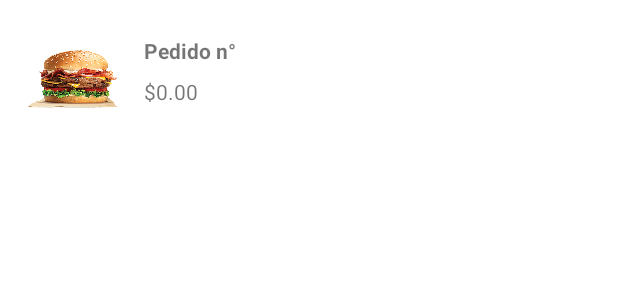
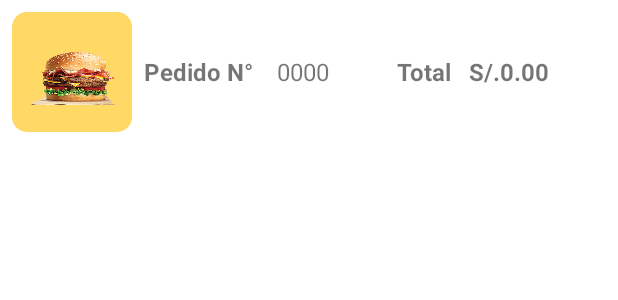
Before and after one commit to Longobardi-19/FastFood, an Android app: the layout item_order.xml on its own in the app's theme, with its tools: preview values and no code run, on a phone screen of 412 x 824 dp. Shown: the top 300 px of the screen. Run offline under Robolectric (Android 15) with nearby library versions, the phone set to English and light mode, and no system bars.

Commit message:
avance 1.9.3

```diff
--- a/app/src/main/res/layout/item_order.xml
+++ b/app/src/main/res/layout/item_order.xml
@@ -1,42 +1,72 @@
 <?xml version="1.0" encoding="utf-8"?>
-<androidx.constraintlayout.widget.ConstraintLayout
+<androidx.coordinatorlayout.widget.CoordinatorLayout
     xmlns:android="http://schemas.android.com/apk/res/android"
     xmlns:app="http://schemas.android.com/apk/res-auto"
     android:layout_width="match_parent"
+    android:layout_height="wrap_content">
+
+    <LinearLayout
+        android:layout_width="match_parent"
         android:layout_height="wrap_content"
-    >
+        android:gravity="center_vertical">
 
     <ImageView
         android:id="@+id/imageView"
-        android:layout_width="64dp"
-        android:layout_height="64dp"
-        android:layout_marginStart="16dp"
-        android:layout_marginTop="16dp"
-        android:layout_marginBottom="16dp"
+        android:layout_width="80dp"
+        android:layout_height="80dp"
+        android:layout_margin="8dp"
         app:layout_constraintBottom_toBottomOf="parent"
         app:layout_constraintStart_toStartOf="parent"
         app:layout_constraintTop_toTopOf="parent"
-        app:srcCompat="@drawable/order" />
+        app:srcCompat="@drawable/order"
+        android:background="@drawable/shape_topico_pedido"/>
+
+        <LinearLayout
+            android:layout_width="wrap_content"
+            android:layout_height="wrap_content">
+            <TextView
+                android:layout_width="wrap_content"
+                android:layout_height="wrap_content"
+                android:text="Pedido N°"
+                android:textStyle="bold"
+                android:textSize="16dp"
+                app:layout_constraintStart_toEndOf="@+id/imageView"
+                app:layout_constraintTop_toTopOf="parent" />
 
             <TextView
                 android:id="@+id/pedido"
                 android:layout_width="wrap_content"
                 android:layout_height="wrap_content"
                 android:layout_marginStart="16dp"
-        android:layout_marginTop="24dp"
-        android:text="Pedido n°"
-        android:textStyle="bold"
+                android:text="0000"
+                android:textSize="16dp"
                 app:layout_constraintStart_toEndOf="@+id/imageView"
                 app:layout_constraintTop_toTopOf="parent" />
 
+
+        </LinearLayout>
+        <LinearLayout
+            android:layout_width="match_parent"
+            android:layout_height="wrap_content"
+            android:gravity="center_horizontal">
+
+            <TextView
+                android:layout_width="wrap_content"
+                android:layout_height="wrap_content"
+                android:text="Total   S/."
+                android:textStyle="bold"
+                android:textSize="16dp" />
         <TextView
             android:id="@+id/precio"
             android:layout_width="wrap_content"
             android:layout_height="wrap_content"
-        android:layout_marginStart="16dp"
-        android:layout_marginTop="8dp"
-        android:text="$0.00"
+            android:text="0.00"
+            android:textStyle="bold"
+            android:textSize="16dp"
             app:layout_constraintStart_toEndOf="@+id/imageView"
             app:layout_constraintTop_toBottomOf="@+id/pedido" />
+        </LinearLayout>
 
-</androidx.constraintlayout.widget.ConstraintLayout>
+    </LinearLayout>
+
+</androidx.coordinatorlayout.widget.CoordinatorLayout>
```
Lines whose indentation alone changed are shown as unchanged.
